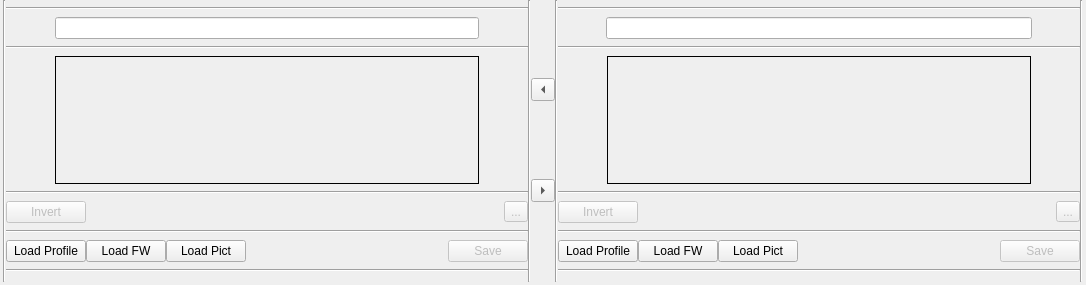
The window that companion/src/customizesplashdialog.ui (opentx/opentx) describes before a commit, drawn with Qt 5.
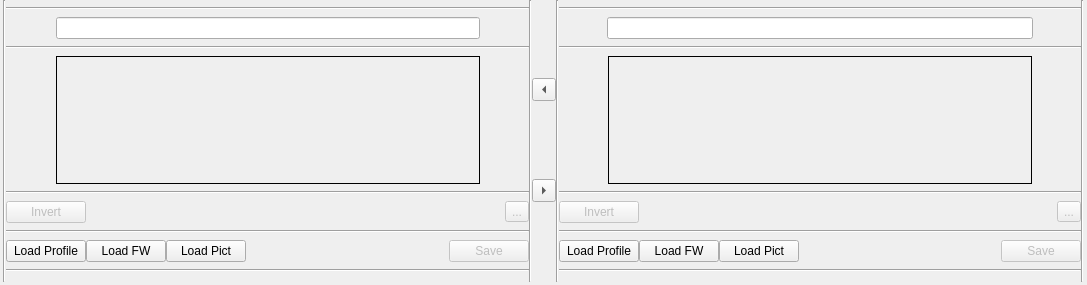
The same window after the commit. Icons and pictures are not drawn.

```diff
--- a/companion/src/customizesplashdialog.ui
+++ b/companion/src/customizesplashdialog.ui
@@ -9,7 +9,7 @@
    <rect>
     <x>0</x>
     <y>0</y>
-    <width>1086</width>
+    <width>1087</width>
     <height>285</height>
    </rect>
   </property>
```
Left out of the diff: 4 changed lines with no effect on the pictures.
